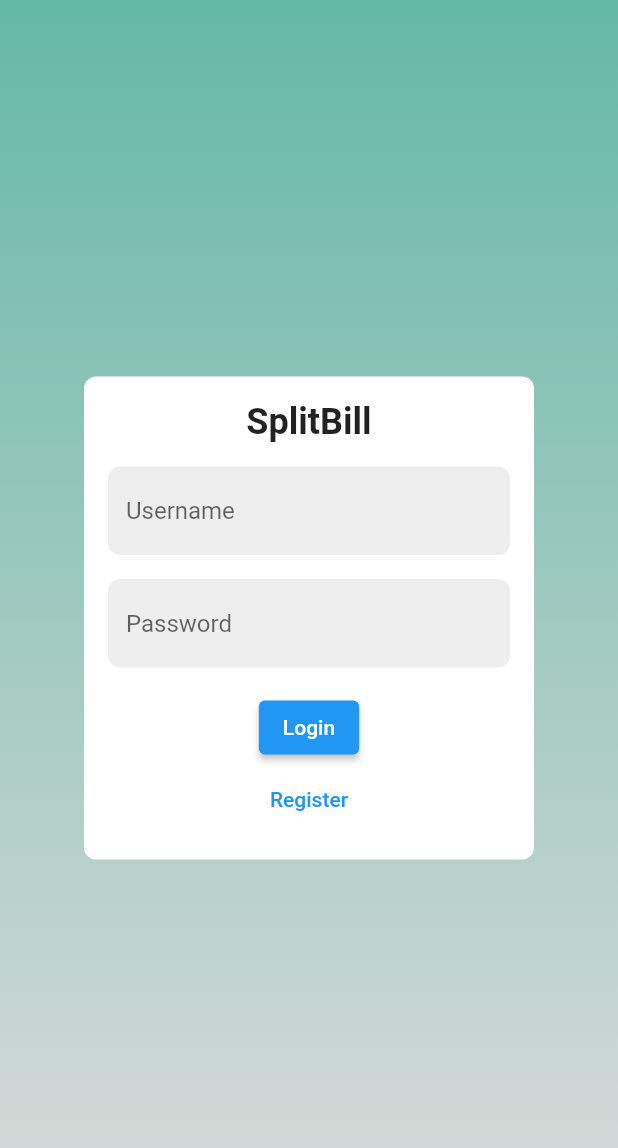
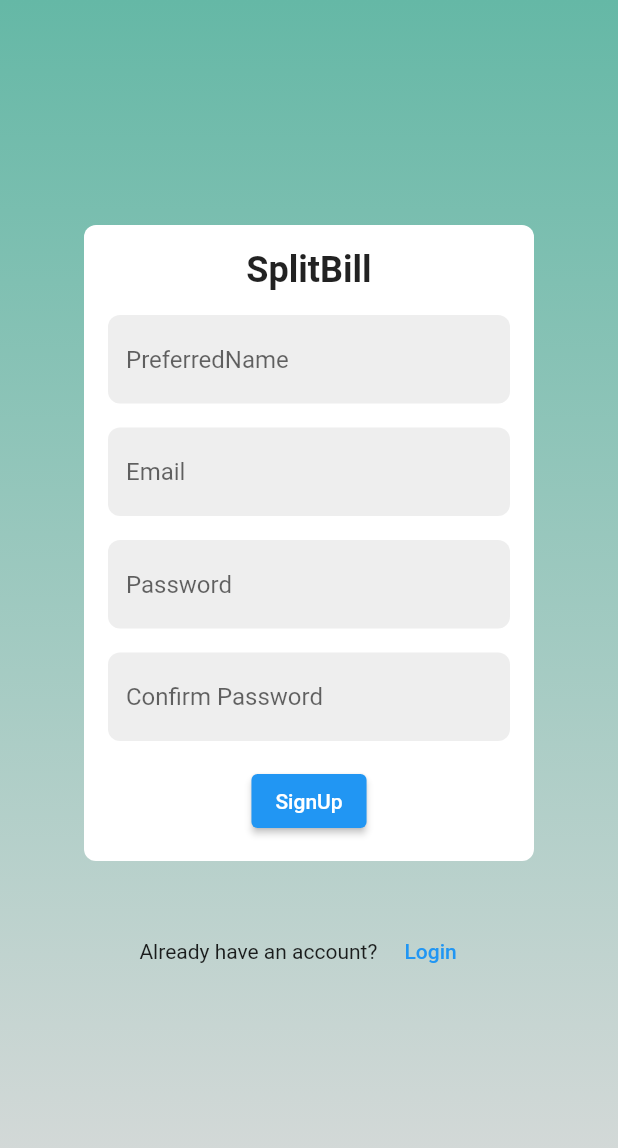
Before and after one commit to jakura987/splitbill, a Flutter app: the screen it shows after launch, after a tap on "Register", on a phone screen of 412 x 824 dp. Shown: the top 1148 px of the screen. Run offline on Flutter 3.47's test engine with Material 2 defaults, Android fonts, the phone set to English and light mode, and no system bars; our stand-ins replace cloud_firestore, firebase_auth, firebase_core, google_sign_in; accounts and stored records are empty; network calls fail.

Commit message:
add register function

```diff
--- /dev/null
+++ b/lib/dashed_line.dart
@@ -0,0 +1,48 @@
+import 'package:flutter/material.dart';
+
+class DashedLine extends StatelessWidget {
+  final double height;
+  final Color color;
+  final double width;
+
+  const DashedLine({
+    this.height = 1,
+    this.color = Colors.green,
+    required this.width, // 将width设为必需的
+  });
+
+  @override
+  Widget build(BuildContext context) {
+    return CustomPaint(
+      painter: DashPainter(color: color, height: height),
+      size: Size(width, height), // 这里使用传入的width
+    );
+  }
+}
+
+
+class DashPainter extends CustomPainter {
+  final double height;
+  final Color color;
+
+  DashPainter({required this.color, required this.height});
+
+  @override
+  void paint(Canvas canvas, Size size) {
+    double dashWidth = 5.0;
+    double dashSpace = 5.0;
+    double startX = 0.0;
+
+    final paint = Paint()
+      ..color = color
+      ..strokeWidth = height;
+
+    while (startX < size.width) {
+      canvas.drawLine(Offset(startX, 0), Offset(startX + dashWidth, 0), paint);
+      startX += dashWidth + dashSpace;
+    }
+  }
+
+  @override
+  bool shouldRepaint(covariant CustomPainter oldDelegate) => false;
+}
--- a/lib/login_page.dart
+++ b/lib/login_page.dart
@@ -1,7 +1,11 @@
 import 'package:flutter/material.dart';
 import 'package:firebase_auth/firebase_auth.dart';
+import 'package:google_sign_in/google_sign_in.dart';
+import 'package:spiltbill/dashed_line.dart';
+import 'package:spiltbill/register_page.dart';
 import 'welcome_page.dart';
 
+//TODO 将颜色背景之类的写成常量放一个文件
 const kPrimaryColor = Color(0xff65B8A6);
 const kSecondaryColor = Color(0xffDBDBDB);
 final kFillColor = Colors.grey[200];
@@ -38,6 +42,7 @@ class _LoginFormState extends State<LoginForm> {
   final _usernameController = TextEditingController();
   final _passwordController = TextEditingController();
 
+  //非第三放登录方法
   Future<void> _login() async {
     final String email = _usernameController.text;
     final String password = _passwordController.text;
@@ -72,11 +77,49 @@ class _LoginFormState extends State<LoginForm> {
     }
   }
 
+  //跳转register页面
+  void _navigateToRegisterPage() {
+    Navigator.push(
+      context,
+      MaterialPageRoute(builder: (context) => RegisterPage()),
+    );
+  }
+
+
+  // void _googleSignIn() async { //第三方google登录方法
+  //   try {
+  //     final GoogleSignInAccount? googleSignInAccount = await GoogleSignIn().signIn();
+  //     if (googleSignInAccount != null) {
+  //       final GoogleSignInAuthentication googleSignInAuthentication =
+  //       await googleSignInAccount.authentication;
+  //       final AuthCredential credential = GoogleAuthProvider.credential(
+  //         accessToken: googleSignInAuthentication.accessToken,
+  //         idToken: googleSignInAuthentication.idToken,
+  //       );
+  //
+  //       await FirebaseAuth.instance.signInWithCredential(credential);
+  //
+  //       // Navigate to GooglePage after a successful login
+  //       Navigator.pushReplacement(
+  //         context,
+  //         MaterialPageRoute(builder: (context) => WelcomePage()),
+  //       );
+  //     }
+  //   } catch (error) {
+  //     // Handle error
+  //     print('Google Sign In failed: $error');
+  //   }
+  // }
 
 
   @override
   Widget build(BuildContext context) {
-    return Container(
+    return Center(
+      child: SingleChildScrollView( // 使用SingleChildScrollView来允许滚动
+        child: Column(
+          mainAxisAlignment: MainAxisAlignment.center, // 居中对齐
+          children: [
+            Container( //第一个容器(登录注册)
               width: 300,
               padding: EdgeInsets.all(16),
               decoration: BoxDecoration(
@@ -91,14 +134,42 @@ class _LoginFormState extends State<LoginForm> {
                   CustomTextField(controller: _usernameController, hint: kUsernameHint),
                   SizedBox(height: 16),
                   CustomTextField(controller: _passwordController, hint: kPasswordHint, isObscured: true),
-
                   SizedBox(height: 16),
                   LoginButton(onPressed: _login, text: kLoginButtonText),
-          RegisterButton(onPressed: () {}, text: kRegisterButtonText),
+                  RegisterButton(onPressed: _navigateToRegisterPage, text: kRegisterButtonText),
+
                 ],
+              ),
+            ),
+            DashedLine(width: 300),
+        Container( //TODO 第二个容器,目前只显示了hello world, 换成下面那个google第三方登录图标
+          width: 300,
+          padding: EdgeInsets.all(16),
+          decoration: BoxDecoration(
+            color: Colors.white,
+            borderRadius: BorderRadius.circular(8),
+          ),
+        child: Text("在这边实现第三方登录(图标在assets包里),我是笨比我不会"),
+      ),
+
+            // Container( //第二个容器
+            //   width: 300,
+            //   padding: EdgeInsets.all(16),
+            //   decoration: BoxDecoration(
+            //     color: Colors.white,
+            //     borderRadius: BorderRadius.circular(8),
+            //   ),
+            //   child: IconButton(
+            //     icon: Image.asset('assets/images/btn_google.png'), // 请替换为您Google图标的路径
+            //     onPressed: _googleSignIn,
+            //   ),
+            // )
+          ],
+        ),
       ),
     );
   }
+
 }
 
 class AppName extends StatelessWidget {
@@ -114,6 +185,7 @@ class AppName extends StatelessWidget {
   }
 }
 
+//TODO: register_page也有一个类似的方法,垄余
 // CustomTextField is a custom text input component
 class CustomTextField extends StatelessWidget {
   final TextEditingController controller;
@@ -166,7 +238,7 @@ class RegisterButton extends StatelessWidget {
   @override
   Widget build(BuildContext context) {
     return TextButton(
-      onPressed: onPressed,
+      onPressed: onPressed, // 在这里使用传入的 onPressed 函数
       child: Text(text),
     );
   }
--- /dev/null
+++ b/lib/register_page.dart
@@ -0,0 +1,204 @@
+import 'package:cloud_firestore/cloud_firestore.dart';
+import 'package:firebase_auth/firebase_auth.dart';
+import 'package:flutter/material.dart';
+
+import 'login_page.dart';
+
+//TODO 将名字之类的写成常量放一个文件
+const kPreferredName = 'PreferredName';
+const kEmailHint = 'Email';
+const kConfirmPasswordHint = 'Confirm Password';
+const kSignUpButtonText = 'SignUp';
+
+class RegisterPage extends StatelessWidget {
+  @override
+  Widget build(BuildContext context) {
+    return Scaffold(
+      body: Container(
+        decoration: BoxDecoration(
+          gradient: LinearGradient(
+            begin: Alignment.topCenter,
+            end: Alignment.bottomCenter,
+            colors: [kPrimaryColor, kSecondaryColor],
+          ),
+        ),
+        child: Center(child: RegisterForm()),
+      ),
+    );
+  }
+}
+
+class RegisterForm extends StatefulWidget {
+  @override
+  _RegisterFormState createState() => _RegisterFormState();
+}
+
+class _RegisterFormState extends State<RegisterForm> {
+  final _formKey = GlobalKey<FormState>();
+  final _preferredNameController = TextEditingController();
+  final _emailController = TextEditingController();
+  final _passwordController = TextEditingController();
+  final _confirmPasswordController = TextEditingController();
+
+  @override
+  Widget build(BuildContext context) {
+    return Center(
+      child: SingleChildScrollView(
+        child: Column(
+          mainAxisAlignment: MainAxisAlignment.center,
+          children: [
+            Container(
+              width: 300,
+              padding: EdgeInsets.all(16),
+              decoration: BoxDecoration(
+                color: Colors.white,
+                borderRadius: BorderRadius.circular(8),
+              ),
+              child: Form(
+                key: _formKey,
+                child: Column(
+                  mainAxisSize: MainAxisSize.min,
+                  children: [
+                    Text(
+                      kAppName,
+                      style: TextStyle(fontSize: 24, fontWeight: FontWeight.bold),
+                    ),
+                    SizedBox(height: 16),
+                    CustomTextFormField(
+                      controller: _preferredNameController,
+                      hint: kPreferredName,
+                      validator: (value) {
+                        if (value == null || value.trim().isEmpty) {
+                          return 'Name cannot be empty';
+                        }
+                        return null;
+                      },
+                    ),
+                    SizedBox(height: 16),
+                    CustomTextFormField(
+                      controller: _emailController,
+                      hint: kEmailHint,
+                      validator: (value) {
+                        if (value == null || value.isEmpty) return 'Please enter your email';
+                        if (!RegExp(r"^[a-zA-Z0-9.]+@[a-zA-Z0-9]+\.[a-zA-Z]+").hasMatch(value))
+                          return 'Please enter a valid email';
+                        return null;
+                      },
+                    ),
+                    SizedBox(height: 16),
+                    CustomTextFormField(
+                      controller: _passwordController,
+                      hint: kPasswordHint,
+                      isObscured: true,
+                      validator: (value) {
+                        if (value == null || value.isEmpty) return 'Please enter your password';
+                        if (value.length < 6) return 'Password must be at least 6 characters long';
+                        return null;
+                      },
+                    ),
+                    SizedBox(height: 16),
+                    CustomTextFormField(
+                      controller: _confirmPasswordController,
+                      hint: kConfirmPasswordHint,
+                      isObscured: true,
+                      validator: (value) {
+                        if (value == null || value.isEmpty) return 'Please confirm your password';
+                        if (value != _passwordController.text) return 'Passwords do not match';
+                        return null;
+                      },
+                    ),
+                    SizedBox(height: 16),
+                    ElevatedButton(
+                      onPressed: _register,
+                      child: Text(kSignUpButtonText),
+                    ),
+                  ],
+                ),
+              ),
+            ),
+            SizedBox(height: 20),
+            Container( // 新增的第二个Container
+              padding: EdgeInsets.all(16),
+              child: Row(
+                mainAxisAlignment: MainAxisAlignment.center,
+                children: [
+                  Text('Already have an account? '),
+                  TextButton(
+                    onPressed: () {
+                      Navigator.pushReplacement(
+                        context,
+                        MaterialPageRoute(builder: (context) => LoginPage()),
+                      );
+                    },
+                    child: Text('Login'),
+                  ),
+                ],
+              ),
+            ),
+          ],
+        ),
+      ),
+    );
+  }
+
+  Future<void> _register() async {
+    if (_formKey.currentState?.validate() ?? false) {
+      try {
+        UserCredential userCredential = await FirebaseAuth.instance.createUserWithEmailAndPassword(
+          email: _emailController.text.trim(),
+          password: _passwordController.text.trim(),
+        );
+
+        if (userCredential.user != null) {
+          await FirebaseFirestore.instance.collection('users').doc(userCredential.user!.uid).set({
+            'name': _preferredNameController.text.trim(),
+            'email': _emailController.text.trim(),
+          });
+
+          Navigator.pushReplacement(
+            context,
+            MaterialPageRoute(builder: (context) => LoginPage()),
+          );
+        }
+      } on FirebaseAuthException catch (e) {
+        // Handle error accordingly
+      }
+    }
+  }
+
+}
+
+
+
+
+class CustomTextFormField extends StatelessWidget {
+  final TextEditingController controller;
+  final String hint;
+  final bool isObscured;
+  final FormFieldValidator<String>? validator;
+
+  CustomTextFormField({
+    required this.controller,
+    required this.hint,
+    this.isObscured = false,
+    this.validator,
+  });
+
+  @override
+  Widget build(BuildContext context) {
+    return TextFormField(
+      controller: controller,
+      decoration: InputDecoration(
+        hintText: hint,
+        filled: true,
+        fillColor: Colors.grey[200],
+        border: OutlineInputBorder(
+          borderRadius: BorderRadius.circular(8),
+          borderSide: BorderSide.none,
+        ),
+      ),
+      obscureText: isObscured,
+      validator: validator,
+    );
+  }
+}
--- a/pubspec.yaml
+++ b/pubspec.yaml
@@ -33,6 +33,9 @@ dependencies:
   firebase_core: "^2.16.0"
   firebase_auth: "^4.10.0"
   cloud_firestore: "^4.9.2"
+  google_sign_in: "^5.2.1"
+
+
 
 
   # The following adds the Cupertino Icons font to your application.
@@ -55,6 +58,8 @@ dev_dependencies:
 
 # The following section is specific to Flutter packages.
 flutter:
+  assets:
+    - assets/images/btn_google.png
 
   # The following line ensures that the Material Icons font is
   # included with your application, so that you can use the icons in
```
Also changed, not shown: assets/images/btn_google.png (added), pubspec.lock. Lines whose indentation alone changed are shown as unchanged.
